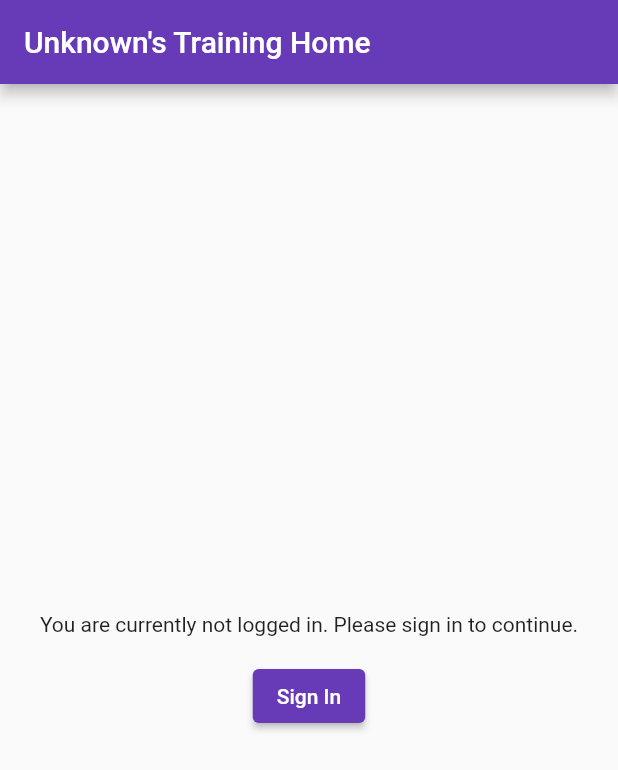
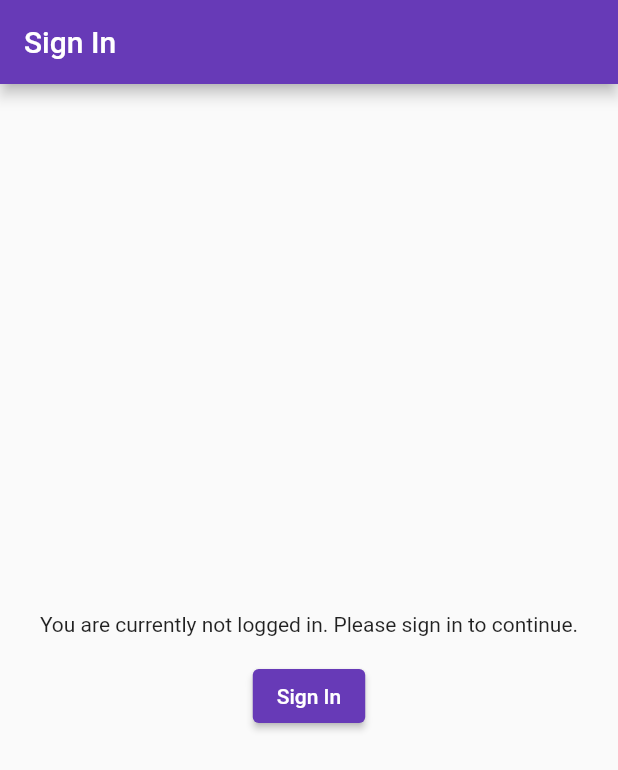
Before and after one commit to jamduo/habits, a Flutter app: the screen it shows after launch, after a tap on "Sign In", on a phone screen of 412 x 824 dp. Shown: the top 770 px of the screen. Run offline on Flutter 3.47's test engine with Material 2 defaults, Android fonts, the phone set to English and light mode, and no system bars; our stand-ins replace firebase_auth, firebase_core, google_sign_in, graphql_flutter; missing offline and left inert: connectivity_for_web, firebase_auth_web, firebase_core_web, google_sign_in_web; accounts and stored records are empty.

Commit message:
Fixed GraphQL & Change Up Auth

```diff
--- a/lib/auth/auth_provider.dart
+++ b/lib/auth/auth_provider.dart
@@ -8,26 +8,13 @@ import 'package:provider/provider.dart';
 
 class AuthProvider extends ChangeNotifier {
   GoogleSignIn _googleSignIn = GoogleSignIn();
-  bool _isReady = false;
-  late FirebaseApp _firebase;
-  late FirebaseAuth _auth;
-  User? _user = null;
+  FirebaseAuth _auth = FirebaseAuth.instance;
 
-  Future<void> init() {
-    return Firebase.initializeApp().then((app) {
-      _firebase = app;
-      _auth = FirebaseAuth.instance;
-      _isReady = true;
-
-      print("Connected to firebase: " + app.name);
-    });
+  void init() {
+    print("Connected to firebase: " + Firebase.app().name);
   }
 
   Future<User> signIn() async {
-    if (!_isReady) {
-      await init();
-    }
-
     final GoogleSignInAccount? googleSignInAccount = await _googleSignIn.signIn();
     final GoogleSignInAuthentication googleSignInAuthentication = await googleSignInAccount!.authentication;
 
@@ -46,7 +33,6 @@ class AuthProvider extends ChangeNotifier {
       final User currentUser = _auth.currentUser!;
       assert(user.uid == currentUser.uid);
 
-      _user = user;
 
       notifyListeners();
       return currentUser;
@@ -56,10 +42,6 @@ class AuthProvider extends ChangeNotifier {
   }
 
   Future<User?> signInBackground() async {
-    if (!_isReady) {
-      await init();
-    }
-
     if (canBackgroundSignIn) {
       final User? user = _auth.currentUser;
 
@@ -67,7 +49,6 @@ class AuthProvider extends ChangeNotifier {
         assert(!user.isAnonymous);
         await user.getIdToken();
 
-        _user = user;
 
         notifyListeners();
         return _auth.currentUser!;
@@ -80,25 +61,16 @@ class AuthProvider extends ChangeNotifier {
   }
 
   User? get user {
-    if (!_isReady) {
-      return null;
-    }
-
     return _auth.currentUser;
   }
 
   bool get canBackgroundSignIn {
-    return _isReady && _auth.currentUser != null;
+    return _auth.currentUser != null;
   }
 
   Future<void> signOut() async {
-    if (!_isReady) {
-      await init();
-    }
-
     await _googleSignIn.signOut();
     await _auth.signOut();
-    _user = null;
     notifyListeners();
   }
 
--- a/lib/main.dart
+++ b/lib/main.dart
@@ -10,22 +10,14 @@ import 'package:graphql_flutter/graphql_flutter.dart';
 void main() async {
   WidgetsFlutterBinding.ensureInitialized();
 
-  final Link link = HttpLink('http://10.0.2.2:4000/graphql');
 
-  ValueNotifier<GraphQLClient> client = ValueNotifier(
-    GraphQLClient(
-      link: link,
-      cache: GraphQLCache(),
-    ),
-  );
 
-  runApp(new App(client: client));
+  runApp(new App());
 }
 
 class App extends StatefulWidget {
-  final ValueNotifier<GraphQLClient> client;
   // Create the initialization Future outside of `build`:
-  const App ({ Key? key, required this.client }): super(key: key);
+  const App ({ Key? key }): super(key: key);
   @override
   _AppState createState() => _AppState();
 }
@@ -59,26 +51,63 @@ class _AppState extends State<App> {
 
         // Once complete, show your application
         if (snapshot.connectionState == ConnectionState.done) {
-          return _with_graphql();
+          return _with_auth(context);
         }
 
-        return Loading(message: "Waiting for authentication server...",);
+        return Loading(message: "Connecting to our servers...",);
       },
     );
   }
 
-  Widget _with_graphql() {
+  Widget _with_auth(BuildContext context) {
+    AuthProvider auth = AuthProvider();
+
     return MultiProvider(
       providers: [
         ChangeNotifierProvider.value(
-          value: AuthProvider(),
+          value: auth,
         ),
       ],
-      child:
-        GraphQLProvider(
-        client: widget.client,
-        child: HomePage(),
-      ),
+      child: (auth.user == null) ? _not_signed_in(context, auth) : _with_graphql(context, auth),
+    );
+  }
+
+  Widget _not_signed_in(BuildContext context, AuthProvider auth) {
+    auth.signInBackground();
+
+    return Scaffold(
+        appBar: AppBar(
+          title: Text("Sign In"),
+        ),
+        body: CenteredList(children: [
+            auth.canBackgroundSignIn ? CircularProgressIndicator(color: Theme.of(context).accentColor) : SizedBox.shrink(),
+            Text('You are currently not logged in. Please sign in to continue.',),
+            ElevatedButton(onPressed: () => auth.signIn(), child: Text("Sign In")),
+          ],
+        ),
+    );
+  }
+
+  Widget _with_graphql(BuildContext context, AuthProvider auth) {
+    final Link link = HttpLink(
+      'https://hasura.jamduo.org/v1/graphql',
+      defaultHeaders: {
+        'x-hasura-admin-secret': 'password',
+        'X-GoogleUID': auth.user!.uid,
+      },
+    );
+
+    GraphQLClient client = GraphQLClient( link: link, cache: GraphQLCache() );
+
+    ValueNotifier<GraphQLClient> notifier = ValueNotifier(client);
+
+    client.mutate(MutationOptions(document: gql(upsertUser), variables: { 'google_uid': auth.user!.uid }))
+        .then((value) => print("Signed In as User #" + value.data!['user']['id'].toString()))
+        .catchError((err) => print("Unable to register sign in: " + err.toString()));
+
+    return GraphQLProvider(
+      client: notifier,
+      child: HomePage(),
     );
   }
 
@@ -139,6 +168,16 @@ class WithPadding extends StatelessWidget {
   }
 }
 
+const String upsertUser = r'''
+  mutation MyMutation($google_uid: String) {
+    user: insert_users_one(object: {google_uid: $google_uid, last_seen: "now()"}, on_conflict: {constraint: users_google_uid_key, update_columns: last_seen}) {
+      id
+      google_uid
+      last_seen
+    }
+  }
+''';
+
 class HomePage extends StatelessWidget {
   @override
   Widget build(BuildContext context) {
@@ -159,7 +198,11 @@ class HomePage extends StatelessWidget {
         ),
       );
     } else  {
-      // return _test(context);
+      GraphQLClient client = GraphQLProvider.of(context).value;
+      print(user.uid);
+      client.mutate(MutationOptions(document: gql(upsertUser), variables: { 'google_uid': user.uid }))
+        .then((value) => print(JsonToString(value.data!['user'])))
+        .catchError((err) => print(err));
       return _build(context, user);
     }
   }
@@ -173,14 +216,12 @@ class HomePage extends StatelessWidget {
           LogoutIcon(),
         ],
       ),
-      body: Center(
-        child: Column(
-          mainAxisAlignment: MainAxisAlignment.center,
-          children: <Widget>[
-            Text('Weclome $name',),
-          ],
-        ),
-      ),
+      body: _test(context),
+      // CenteredList(
+      //   children: [
+      //     Text('Weclome $name',),
+      //   ],
+      // ),
       // floatingActionButton: FloatingActionButton(
       //   onPressed: () => null,
       //   tooltip: 'Increment',
@@ -192,9 +233,10 @@ class HomePage extends StatelessWidget {
   Widget _test(BuildContext context) {
     String queryAllUsers = """
       query getUsers {
-        users: allUsers {
-          id,
+        users {
+          id
           google_uid
+          last_seen
         }
       }
     """;
@@ -211,14 +253,15 @@ class HomePage extends StatelessWidget {
       // while fetchMore() can be used for pagination purpose
       builder: (QueryResult result, { VoidCallback? refetch, FetchMore? fetchMore }) {
         if (result.hasException) {
-            return Text(result.exception.toString());
+            print(result.exception);
+            return Text("Error");
         }
 
         if (result.isLoading) {
           return Text('Loading');
         }
-
-        return Text("Loaded");
+        List<dynamic> users = result.data!['users'];
+        return CenteredList(children: users.map((user) => Text(JsonToString(user))).toList());
         // it can be either Map or List
         // List repositories = result.data['viewer']['repositories']['nodes'];
 
@@ -233,3 +276,7 @@ class HomePage extends StatelessWidget {
     );
   }
 }
+
+String JsonToString(Map<String, dynamic> json) {
+  return "(" + json.values.map((value) => value.toString()).join(", ") + ")";
+}
```
Also changed, not shown: 4 other files.
